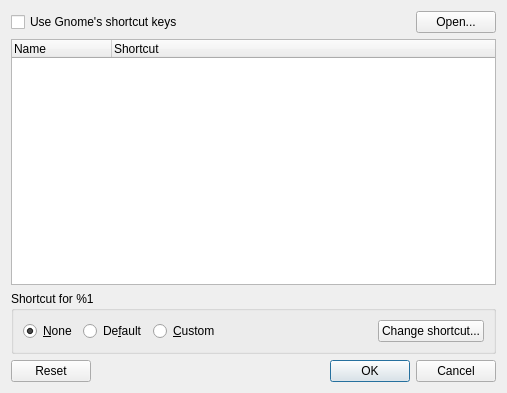
The window that src/ui/globalshortcutsdialog.ui (clementine-player/Clementine) describes before a commit, drawn with Qt 5.
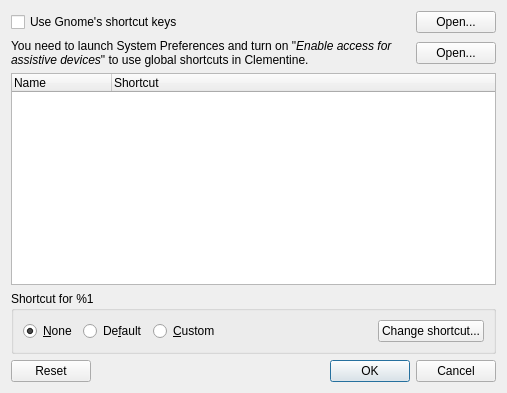
The same window after the commit. Icons and pictures are not drawn.

Commit message: Add an (unimplemented) label and button to the global shortcut dialog for mac

The edit to the form file:
```diff
--- a/src/ui/globalshortcutsdialog.ui
+++ b/src/ui/globalshortcutsdialog.ui
@@ -47,6 +47,41 @@
      </layout>
     </widget>
    </item>
+   <item>
+    <widget class="QWidget" name="mac_container" native="true">
+     <layout class="QHBoxLayout" name="horizontalLayout_3">
+      <property name="spacing">
+       <number>0</number>
+      </property>
+      <property name="margin">
+       <number>0</number>
+      </property>
+      <item>
+       <widget class="QLabel" name="mac_label">
+        <property name="sizePolicy">
+         <sizepolicy hsizetype="Expanding" vsizetype="Preferred">
+          <horstretch>0</horstretch>
+          <verstretch>0</verstretch>
+         </sizepolicy>
+        </property>
+        <property name="text">
+         <string>You need to launch System Preferences and turn on &quot;&lt;span style=&quot; font-style:italic;&quot;&gt;Enable access for assistive devices&lt;/span&gt;&quot; to use global shortcuts in Clementine.</string>
+        </property>
+        <property name="wordWrap">
+         <bool>true</bool>
+        </property>
+       </widget>
+      </item>
+      <item>
+       <widget class="QPushButton" name="mac_open">
+        <property name="text">
+         <string>Open...</string>
+        </property>
+       </widget>
+      </item>
+     </layout>
+    </widget>
+   </item>
    <item>
     <widget class="QTreeWidget" name="list">
      <property name="editTriggers">
```
The commit also changes 29 other files.
